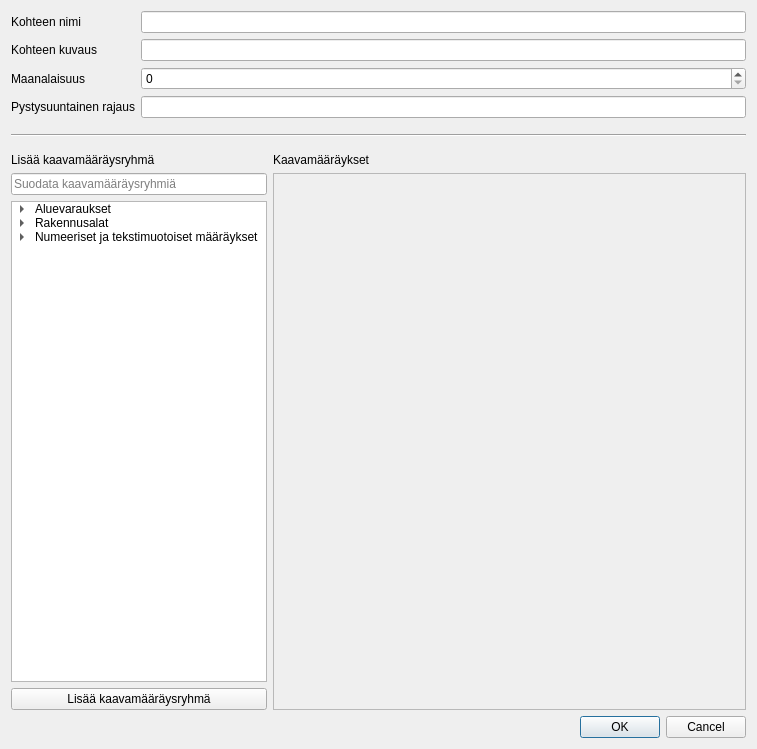
Qt form arho_feature_template/gui/template_attribute_form.ui (GispoCoding/arho-qgis-plugin) before a commit.
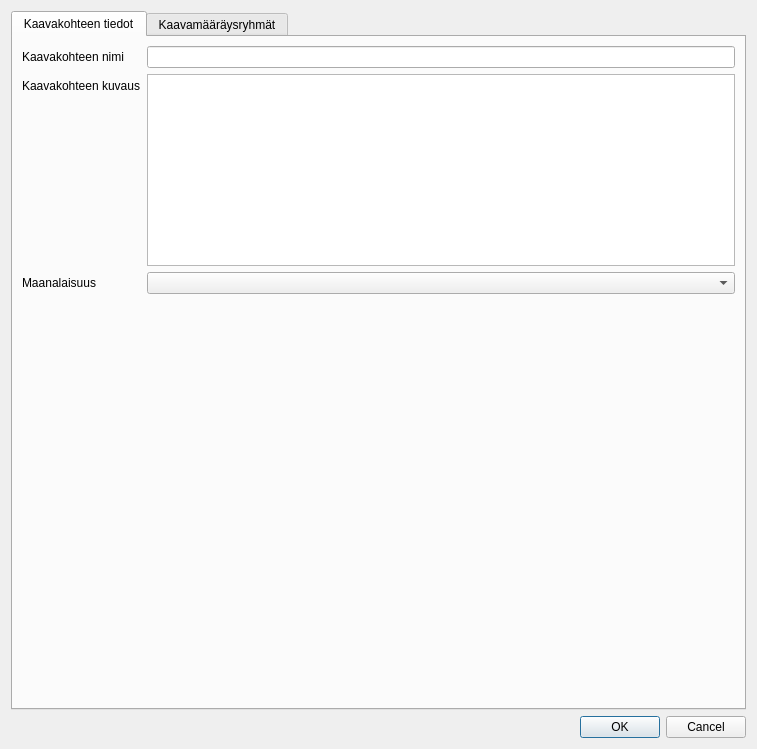
The same form after that commit. Custom widgets are drawn as their Qt base class.

Commit message: improve template attribute form

The edit to the form file:
```diff
--- a/arho_feature_template/gui/template_attribute_form.ui
+++ b/arho_feature_template/gui/template_attribute_form.ui
@@ -15,11 +15,19 @@
   </property>
   <layout class="QVBoxLayout" name="verticalLayout_4">
    <item>
-    <layout class="QFormLayout" name="feature_details_layout">
+    <widget class="QTabWidget" name="tabs">
+     <property name="currentIndex">
+      <number>0</number>
+     </property>
+     <widget class="QWidget" name="feature_tab">
+      <attribute name="title">
+       <string>Kaavakohteen tiedot</string>
+      </attribute>
+      <layout class="QFormLayout" name="formLayout">
      <item row="0" column="0">
       <widget class="QLabel" name="feature_name_label">
        <property name="text">
-        <string>Kohteen nimi</string>
+          <string>Kaavakohteen nimi</string>
        </property>
       </widget>
      </item>
@@ -29,12 +37,19 @@
      <item row="1" column="0">
       <widget class="QLabel" name="feature_description_label">
        <property name="text">
-        <string>Kohteen kuvaus</string>
+          <string>Kaavakohteen kuvaus</string>
        </property>
       </widget>
      </item>
      <item row="1" column="1">
-      <widget class="QLineEdit" name="feature_description"/>
+        <widget class="QTextEdit" name="feature_description">
+         <property name="sizePolicy">
+          <sizepolicy hsizetype="Expanding" vsizetype="Preferred">
+           <horstretch>0</horstretch>
+           <verstretch>0</verstretch>
+          </sizepolicy>
+         </property>
+        </widget>
      </item>
      <item row="2" column="0">
       <widget class="QLabel" name="feature_underground_label">
@@ -43,68 +58,22 @@
        </property>
       </widget>
      </item>
-     <item row="3" column="0">
-      <widget class="QLabel" name="feature_vertical_boundaries_label">
-       <property name="text">
-        <string>Pystysuuntainen rajaus</string>
-       </property>
-      </widget>
-     </item>
-     <item row="3" column="1">
-      <widget class="QLineEdit" name="feature_vertical_boundaries"/>
-     </item>
      <item row="2" column="1">
-      <widget class="QSpinBox" name="feature_underground"/>
-     </item>
-    </layout>
-   </item>
-   <item>
-    <spacer name="feature_details_spacer">
-     <property name="orientation">
-      <enum>Qt::Vertical</enum>
-     </property>
-     <property name="sizeType">
-      <enum>QSizePolicy::Preferred</enum>
-     </property>
-     <property name="sizeHint" stdset="0">
-      <size>
-       <width>20</width>
-       <height>10</height>
-      </size>
-     </property>
-    </spacer>
-   </item>
-   <item>
-    <widget class="Line" name="horizontal_divider">
-     <property name="orientation">
-      <enum>Qt::Horizontal</enum>
-     </property>
-    </widget>
-   </item>
-   <item>
-    <spacer name="plan_regulation_group_spacer">
-     <property name="orientation">
-      <enum>Qt::Vertical</enum>
-     </property>
-     <property name="sizeType">
-      <enum>QSizePolicy::Preferred</enum>
-     </property>
-     <property name="sizeHint" stdset="0">
-      <size>
-       <width>20</width>
-       <height>10</height>
-      </size>
-     </property>
-    </spacer>
-   </item>
-   <item>
+        <widget class="QComboBox" name="feature_underground"/>
+       </item>
+      </layout>
+     </widget>
+     <widget class="QWidget" name="plan_regulation_groups_tab">
+      <attribute name="title">
+       <string>Kaavamääräysryhmät</string>
+      </attribute>
     <layout class="QHBoxLayout" name="horizontalLayout_2">
      <item>
       <layout class="QVBoxLayout" name="verticalLayout_3">
        <item>
         <widget class="QLabel" name="label_2">
          <property name="text">
-          <string>Lisää kaavamääräysryhmä</string>
+            <string>Kaavamääräysryhmäkirjastot</string>
          </property>
         </widget>
        </item>
@@ -258,13 +227,6 @@
          </item>
         </widget>
        </item>
-       <item>
-        <widget class="QPushButton" name="add_plan_regulation_group_btn">
-         <property name="text">
-          <string>Lisää kaavamääräysryhmä</string>
-         </property>
-        </widget>
-       </item>
       </layout>
      </item>
      <item>
@@ -272,7 +234,7 @@
        <item>
         <widget class="QLabel" name="label">
          <property name="text">
-          <string>Kaavamääräykset</string>
+            <string>Kaavamääräysryhmät</string>
          </property>
         </widget>
        </item>
@@ -286,8 +248,8 @@
            <rect>
             <x>0</x>
             <y>0</y>
-            <width>469</width>
-            <height>501</height>
+              <width>449</width>
+              <height>624</height>
            </rect>
           </property>
           <layout class="QVBoxLayout" name="verticalLayout_2"/>
@@ -297,6 +259,8 @@
       </layout>
      </item>
     </layout>
+     </widget>
+    </widget>
    </item>
    <item>
     <layout class="QHBoxLayout" name="horizontalLayout">
```
Left out of the diff: 18 changed lines with no effect on the pictures. Lines whose indentation alone changed are shown as unchanged. The commit also changes 1 other file.
